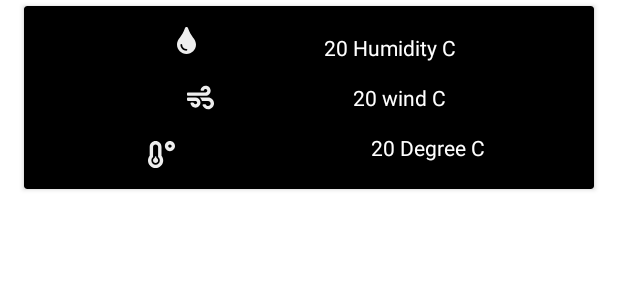
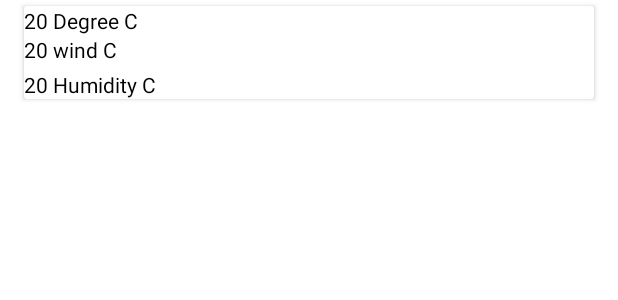
Before and after one commit to a1tereg0/Weather, an Android app: the layout view_forecast_item.xml on its own in the app's theme, with its tools: preview values and no code run, on a phone screen of 412 x 824 dp. Shown: the top 300 px of the screen. Run offline under Robolectric (Android 15) with nearby library versions, the phone set to English and light mode, and no system bars.

Commit message:
resolve conflict and added linear layout

```diff
--- a/app/src/main/res/layout/view_forecast_item.xml
+++ b/app/src/main/res/layout/view_forecast_item.xml
@@ -1,99 +1,48 @@
 <?xml version="1.0" encoding="utf-8"?>
 <androidx.cardview.widget.CardView xmlns:android="http://schemas.android.com/apk/res/android"
     xmlns:app="http://schemas.android.com/apk/res-auto"
+    xmlns:tools="http://schemas.android.com/tools"
     android:layout_width="match_parent"
     android:layout_height="wrap_content"
-    xmlns:tools="http://schemas.android.com/tools"
-    android:layout_marginHorizontal="16dp"
-    android:backgroundTint="@color/black"
-    android:layout_marginVertical="4dp">
+    android:layout_marginVertical="4dp"
+    android:layout_marginHorizontal="16dp">
 
-    <androidx.constraintlayout.widget.ConstraintLayout
+
+    <LinearLayout
         android:layout_width="match_parent"
         android:layout_height="match_parent"
-        android:layout_marginHorizontal="16dp"
-        android:layout_marginVertical="4dp">
-
-        <!--        <ImageView-->
-        <!--            android:id="@+id/weather_summary_icon"-->
-        <!--            android:layout_width="wrap_content"-->
-        <!--            android:layout_height="wrap_content"-->
-        <!--            android:paddingRight="10dp"-->
-        <!--            android:src="@drawable/ic_cloud"-->
-        <!--            app:layout_constraintBottom_toBottomOf="parent"-->
-        <!--            app:layout_constraintStart_toStartOf="parent"-->
-        <!--            app:layout_constraintTop_toTopOf="parent" />-->
-
-        <ImageView
-            android:id="@+id/temperature_icon"
-            android:layout_width="wrap_content"
-            android:layout_height="wrap_content"
-            android:layout_marginEnd="64dp"
-            android:padding="10dp"
-            android:src="@drawable/ic_temperature_low_solid"
-            app:layout_constraintBottom_toBottomOf="parent"
-            app:layout_constraintEnd_toStartOf="@+id/temperature_text_view"
-            app:layout_constraintHorizontal_bias="0.5"
-            app:layout_constraintStart_toStartOf="parent"
-            app:layout_constraintTop_toBottomOf="@+id/wind_icon" />
+        android:orientation="vertical">
 
         <TextView
             android:id="@+id/temperature_text_view"
+            android:textColor="@color/black"
             android:layout_width="wrap_content"
             android:layout_height="wrap_content"
-            app:layout_constraintBottom_toBottomOf="parent"
-            app:layout_constraintEnd_toEndOf="parent"
-            app:layout_constraintHorizontal_bias="0.5"
-            app:layout_constraintStart_toEndOf="@+id/temperature_icon"
-            app:layout_constraintTop_toBottomOf="@+id/wind_text_view"
+            tools:layout_editor_absoluteX="233dp"
+            tools:layout_editor_absoluteY="96dp"
             tools:text="20 Degree C" />
-
-        <ImageView
-            android:id="@+id/wind_icon"
-            android:layout_width="wrap_content"
-            android:layout_height="wrap_content"
-            android:padding="10dp"
-            android:src="@drawable/ic_wind_solid"
-            app:layout_constraintBottom_toTopOf="@+id/temperature_icon"
-            app:layout_constraintEnd_toStartOf="@+id/wind_text_view"
-            app:layout_constraintHorizontal_bias="0.5"
-            app:layout_constraintStart_toStartOf="parent"
-            app:layout_constraintTop_toBottomOf="@+id/humidity_icon" />
 
         <TextView
             android:id="@+id/wind_text_view"
+            android:textColor="@color/black"
             android:layout_width="wrap_content"
             android:layout_height="wrap_content"
+            android:layout_marginBottom="4dp"
             app:layout_constraintBottom_toTopOf="@+id/temperature_text_view"
-            app:layout_constraintEnd_toEndOf="parent"
-            app:layout_constraintHorizontal_bias="0.5"
-            app:layout_constraintStart_toEndOf="@+id/wind_icon"
-            app:layout_constraintTop_toBottomOf="@+id/humidity_text_view"
+            tools:layout_editor_absoluteX="171dp"
             tools:text="20 wind C" />
 
         <TextView
             android:id="@+id/humidity_text_view"
+            android:textColor="@color/black"
             android:layout_width="wrap_content"
             android:layout_height="wrap_content"
-            app:layout_constraintBottom_toTopOf="@+id/wind_text_view"
             app:layout_constraintEnd_toEndOf="parent"
-            app:layout_constraintHorizontal_bias="0.5"
-            app:layout_constraintStart_toEndOf="@+id/humidity_icon"
-            app:layout_constraintTop_toTopOf="parent"
+            tools:layout_editor_absoluteY="40dp"
             tools:text="20 Humidity C" />
 
-        <ImageView
-            android:id="@+id/humidity_icon"
-            android:layout_width="wrap_content"
-            android:layout_height="wrap_content"
-            android:padding="10dp"
-            android:src="@drawable/ic_tint_solid"
-            app:layout_constraintBottom_toTopOf="@+id/wind_icon"
-            app:layout_constraintEnd_toStartOf="@+id/humidity_text_view"
-            app:layout_constraintHorizontal_bias="0.5"
-            app:layout_constraintStart_toStartOf="parent"
-            app:layout_constraintTop_toTopOf="parent" />
 
-    </androidx.constraintlayout.widget.ConstraintLayout>
+    </LinearLayout>
+
 
 </androidx.cardview.widget.CardView>
```
